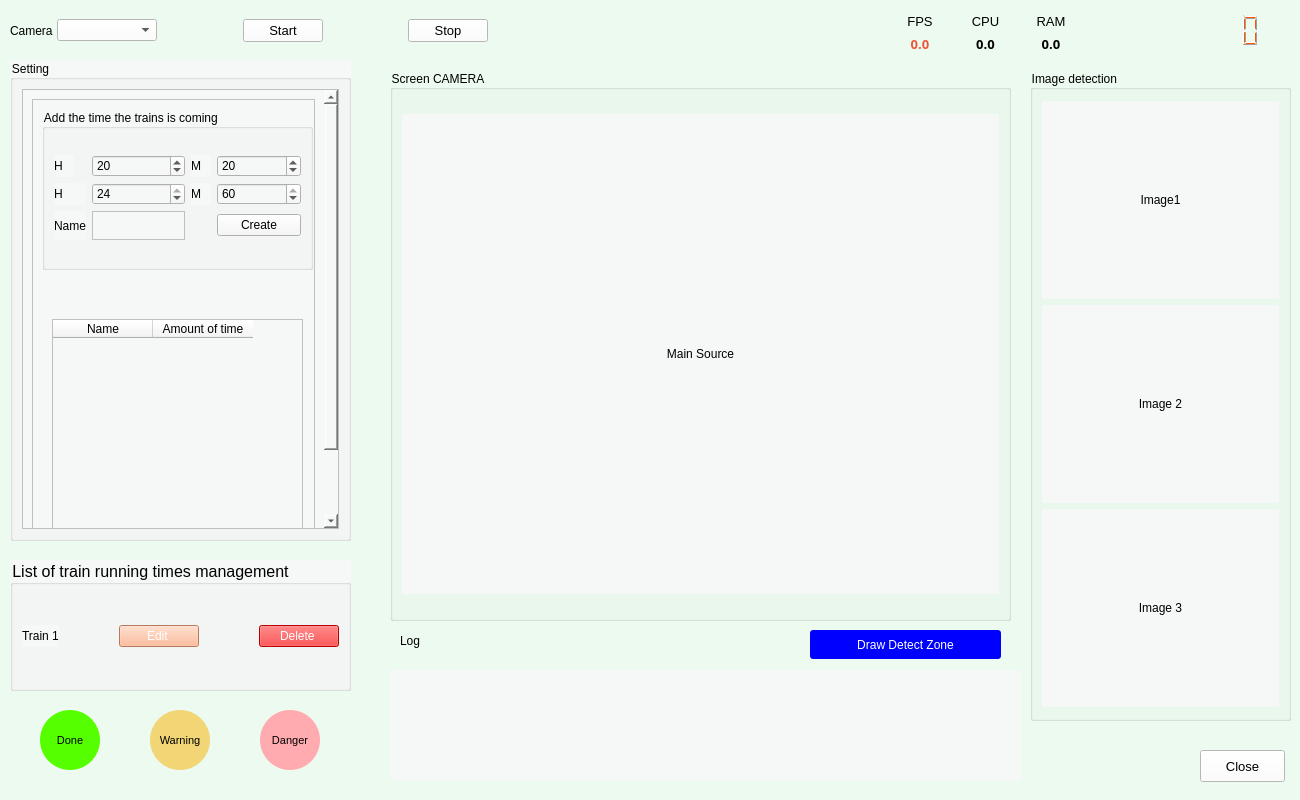
lvnh2003/Detect-People-Distress, file Opencv_PiDash.ui: the form before one commit.
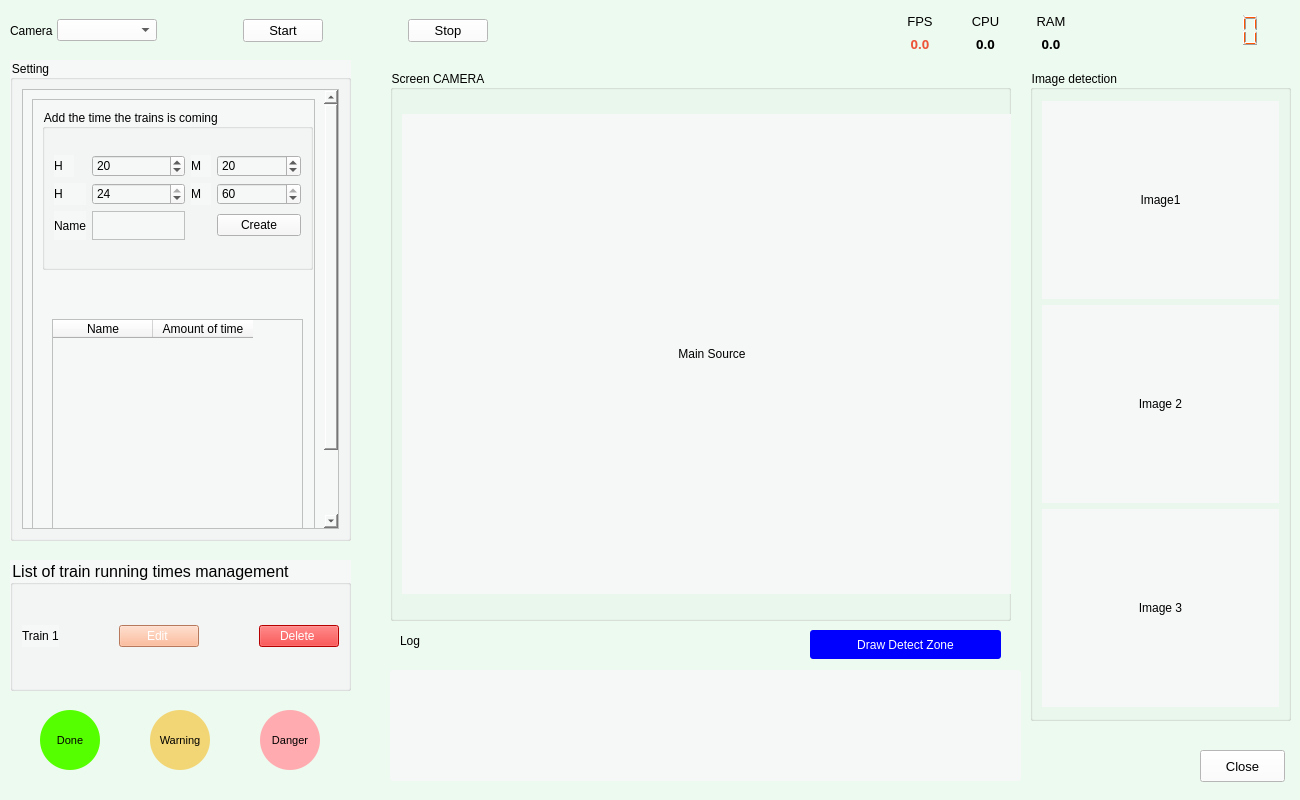
The form after the commit. Icons and pictures are not drawn.

```diff
--- a/Opencv_PiDash.ui
+++ b/Opencv_PiDash.ui
@@ -82,6 +82,12 @@
     <layout class="QGridLayout" name="gridLayout_3">
      <item row="0" column="0">
       <widget class="QLabel" name="disp_main">
+       <property name="minimumSize">
+        <size>
+         <width>620</width>
+         <height>480</height>
+        </size>
+       </property>
        <property name="maximumSize">
         <size>
          <width>620</width>
```
Left out of the diff: 2 changed lines with no effect on the pictures.
